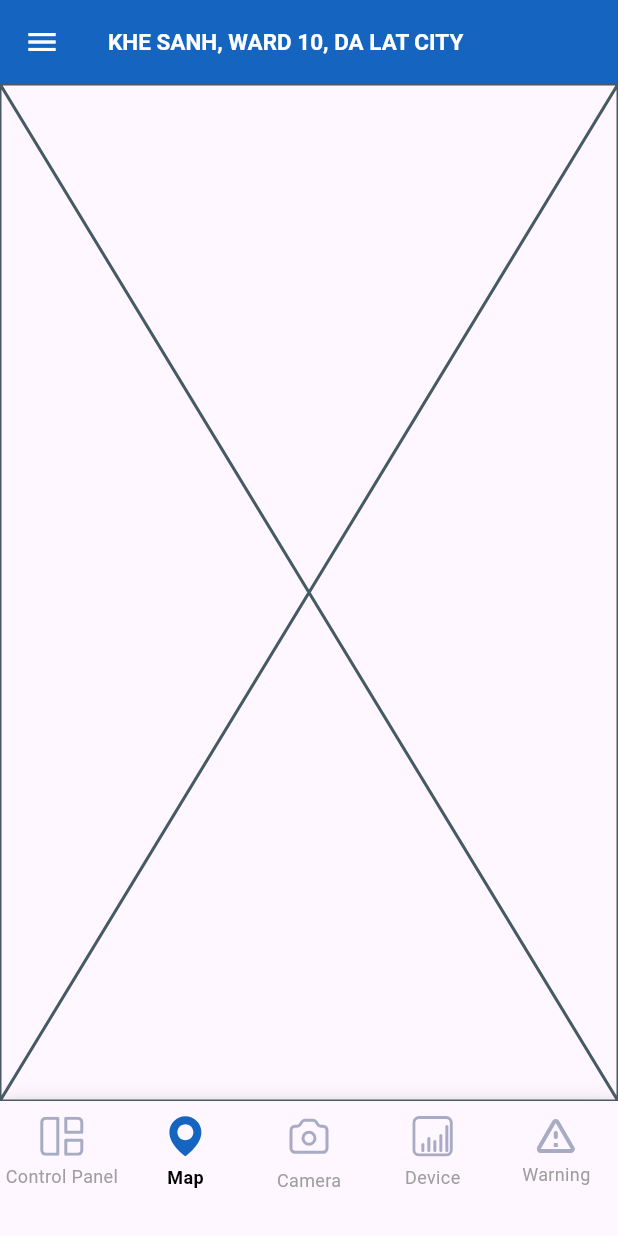
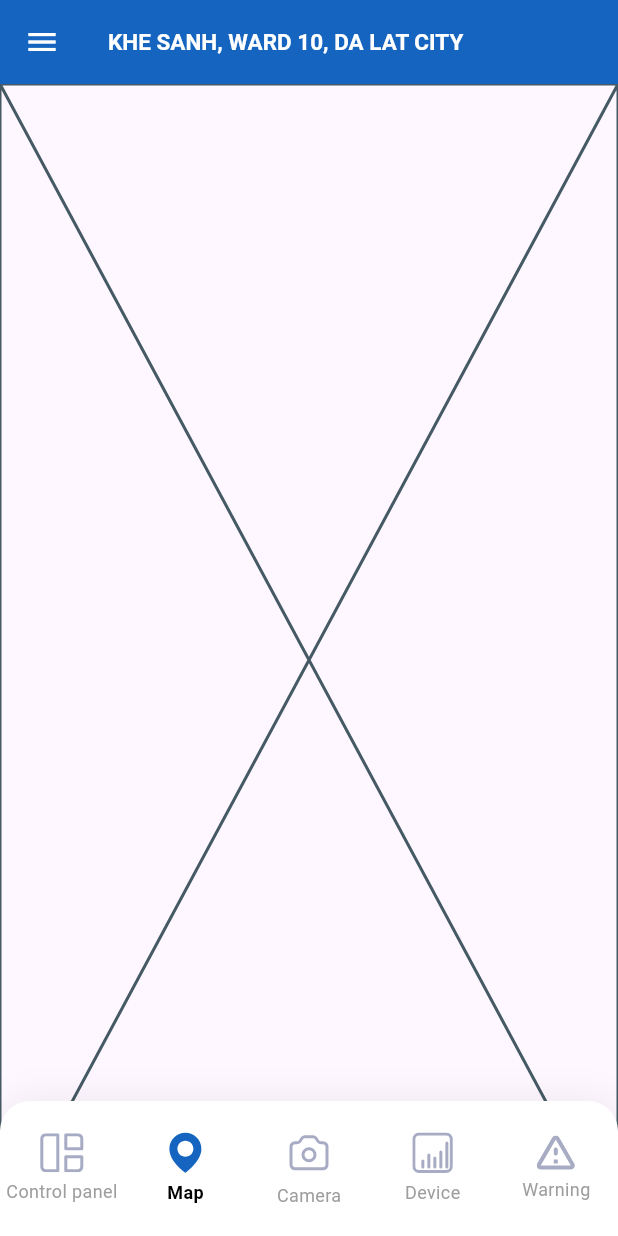
Before and after one commit to Leqdung1/ageo_app, a Flutter app: the HomeScreen screen opened directly, item 2 of the bottom bar chosen, on a phone screen of 412 x 824 dp. Run offline on Flutter 3.47's test engine with Material 3 defaults, Android fonts, the phone set to English and light mode, and no system bars; our stand-ins replace calendar_date_picker2, dio, flutter_secure_storage, flutter_svg, retry; accounts and stored records are empty.

Commit message:
rewrite home screen

```diff
--- a/lib/screens/device.dart
+++ b/lib/screens/device.dart
@@ -149,10 +149,11 @@ class _DeviceScreenState extends State<DeviceScreen> {
                       const EdgeInsets.symmetric(horizontal: 12, vertical: 15),
                   decoration: BoxDecoration(
                     color: _isSelected
-                        ? Color.fromRGBO(42, 98, 154, 1)
-                        : Color.fromRGBO(237, 235, 233, 1),
+                        ? const Color.fromRGBO(42, 98, 154, 1)
+                        : const Color.fromRGBO(237, 235, 233, 1),
                     borderRadius: BorderRadius.circular(15),
                   ),
+                  child: Center(
                     child: TextButton(
                       onPressed: () {
                         setState(() {
@@ -165,9 +166,11 @@ class _DeviceScreenState extends State<DeviceScreen> {
                           fontSize: 15,
                           color: _isSelected
                               ? Colors.white
-                              : Color.fromRGBO(135, 133, 131, 1),
+                              : const Color.fromRGBO(135, 133, 131, 1),
                           fontWeight:
-                              _isSelected ? FontWeight.bold : FontWeight.w500),
+                              _isSelected ? FontWeight.bold : FontWeight.w400,
+                        ),
+                      ),
                     ),
                   ),
                 );
--- a/lib/screens/home.dart
+++ /dev/null
@@ -1,189 +0,0 @@
-import 'package:ageo_app/components/menu_side_bar.dart';
-import 'package:ageo_app/screens/camera.dart';
-import 'package:ageo_app/screens/control_panel.dart';
-import 'package:ageo_app/screens/device.dart';
-import 'package:ageo_app/screens/map.dart';
-import 'package:ageo_app/screens/warn.dart';
-import 'package:flutter/material.dart';
-import 'package:flutter_svg/flutter_svg.dart';
-
-class HomeScreen extends StatefulWidget {
-  const HomeScreen({super.key});
-
-  @override
-  State<HomeScreen> createState() => _HomeScreenState();
-}
-
-class _HomeScreenState extends State<HomeScreen> {
-  int currentPageIndex = 0;
-
-  void _onItemTapped(int index) {
-    setState(() {
-      currentPageIndex = index;
-    });
-  }
-
-  @override
-  Widget build(BuildContext context) {
-    return Scaffold(
-      appBar: AppBar(
-        backgroundColor: const Color.fromRGBO(21, 101, 192, 1),
-        title: Text(
-          'KHE SANH, WARD 10, DA LAT CITY',
-          style: TextStyle(
-              fontSize: 15, color: Colors.white, fontWeight: FontWeight.bold),
-        ),
-        iconTheme: const IconThemeData(color: Colors.white),
-      ),
-      drawer: const NavigatorDrawer(),
-      body: IndexedStack(
-        index: currentPageIndex,
-        children: [
-          ControlPanelScreen(),
-          MapScreen(),
-          CameraScreen(),
-          DeviceScreen(),
-          WarningScreen(),
-        ],
-      ),
-      bottomNavigationBar: Container(
-        height: 90,
-        decoration: BoxDecoration(
-          borderRadius: const BorderRadius.only(
-            topLeft: Radius.circular(12),
-            topRight: Radius.circular(12),
-          ),
-          boxShadow: [
-            BoxShadow(
-              color: Colors.grey.withOpacity(0.16),
-              offset: const Offset(0, -3),
-              blurRadius: 10,
-            )
-          ],
-        ),
-        child: BottomNavigationBar(
-          currentIndex: currentPageIndex,
-          onTap: _onItemTapped,
-          items: [
-            BottomNavigationBarItem(
-              icon: Column(
-                children: [
-                  SvgPicture.asset(
-                    currentPageIndex == 0
-                        ? 'assets/icons/control_panel_fill.svg'
-                        : 'assets/icons/control_panel.svg',
-                  ),
-                  const SizedBox(height: 5),
-                  Text(
-                    'Control Panel',
-                    style: TextStyle(
-                      fontSize: 12,
-                      fontWeight: currentPageIndex == 0
-                          ? FontWeight.bold
-                          : FontWeight.normal,
-                      color: currentPageIndex == 0 ? Colors.black : Colors.grey,
-                    ),
-                  ),
-                ],
-              ),
-              label: '',
-            ),
-            BottomNavigationBarItem(
-              icon: Column(
-                children: [
-                  SvgPicture.asset(
-                    currentPageIndex == 1
-                        ? 'assets/icons/map_fill.svg'
-                        : 'assets/icons/map.svg',
-                  ),
-                  const SizedBox(height: 5),
-                  Text(
-                    'Map',
-                    style: TextStyle(
-                      fontSize: 12,
-                      fontWeight: currentPageIndex == 1
-                          ? FontWeight.bold
-                          : FontWeight.normal,
-                      color: currentPageIndex == 1 ? Colors.black : Colors.grey,
-                    ),
-                  ),
-                ],
-              ),
-              label: '',
-            ),
-            BottomNavigationBarItem(
-              icon: Column(
-                children: [
-                  SvgPicture.asset(
-                    currentPageIndex == 2
-                        ? 'assets/icons/Camera_fill.svg'
-                        : 'assets/icons/Camera.svg',
-                  ),
-                  const SizedBox(height: 5),
-                  Text(
-                    'Camera',
-                    style: TextStyle(
-                      fontSize: 12,
-                      fontWeight: currentPageIndex == 2
-                          ? FontWeight.bold
-                          : FontWeight.normal,
-                      color: currentPageIndex == 2 ? Colors.black : Colors.grey,
-                    ),
-                  ),
-                ],
-              ),
-              label: '',
-            ),
-            BottomNavigationBarItem(
-              icon: Column(
-                children: [
-                  SvgPicture.asset(
-                    currentPageIndex == 3
-                        ? 'assets/icons/thiet_bi_fill.svg'
-                        : 'assets/icons/thiet_bi.svg',
-                  ),
-                  const SizedBox(height: 5),
-                  Text(
-                    'Device',
-                    style: TextStyle(
-                      fontSize: 12,
-                      fontWeight: currentPageIndex == 3
-                          ? FontWeight.bold
-                          : FontWeight.normal,
-                      color: currentPageIndex == 3 ? Colors.black : Colors.grey,
-                    ),
-                  ),
-                ],
-              ),
-              label: '',
-            ),
-            BottomNavigationBarItem(
-              icon: Column(
-                children: [
-                  SvgPicture.asset(
-                    currentPageIndex == 4
-                        ? 'assets/icons/waring_fill.svg'
-                        : 'assets/icons/warning.svg',
-                  ),
-                  const SizedBox(height: 5),
-                  Text(
-                    'Warning',
-                    style: TextStyle(
-                      fontSize: 12,
-                      fontWeight: currentPageIndex == 4
-                          ? FontWeight.bold
-                          : FontWeight.normal,
-                      color: currentPageIndex == 4 ? Colors.black : Colors.grey,
-                    ),
-                  ),
-                ],
-              ),
-              label: '',
-            ),
-          ],
-          type: BottomNavigationBarType.fixed,
-        ),
-      ),
-    );
-  }
-}
--- /dev/null
+++ b/lib/screens/homeTest.dart
@@ -0,0 +1,134 @@
+import 'package:ageo_app/components/menu_side_bar.dart';
+import 'package:ageo_app/screens/camera.dart';
+import 'package:ageo_app/screens/control_panel.dart';
+import 'package:ageo_app/screens/device.dart';
+import 'package:ageo_app/screens/map.dart';
+import 'package:ageo_app/screens/warn.dart';
+import 'package:flutter/material.dart';
+import 'package:flutter_svg/flutter_svg.dart';
+
+class HomeScreen extends StatefulWidget {
+  const HomeScreen({Key? key}) : super(key: key);
+
+  @override
+  State<HomeScreen> createState() => _HomeScreenState();
+}
+
+class _HomeScreenState extends State<HomeScreen> {
+  int currentPageIndex = 0;
+
+  void _onItemTapped(int index) {
+    setState(() {
+      currentPageIndex = index;
+    });
+  }
+
+  @override
+  Widget build(BuildContext context) {
+    return Scaffold(
+      appBar: AppBar(
+        backgroundColor: const Color.fromRGBO(21, 101, 192, 1),
+        title: const Text(
+          'KHE SANH, WARD 10, DA LAT CITY',
+          style: TextStyle(
+            fontSize: 15,
+            color: Colors.white,
+            fontWeight: FontWeight.bold,
+          ),
+        ),
+        iconTheme: const IconThemeData(color: Colors.white),
+      ),
+      drawer: const NavigatorDrawer(),
+      body: Stack(
+        children: [
+          Positioned.fill(
+            child: IndexedStack(
+              index: currentPageIndex,
+              children: [
+                ControlPanelScreen(),
+                MapScreen(),
+                CameraScreen(),
+                DeviceScreen(),
+                WarningScreen(),
+              ],
+            ),
+          ),
+          Positioned(
+            bottom: 0,
+            left: 0,
+            right: 0,
+            child: _buildFloatingNavBar(),
+          ),
+        ],
+      ),
+    );
+  }
+
+  Widget _buildFloatingNavBar() {
+    return Container(
+      height: 90,
+      decoration: BoxDecoration(
+        color: Colors.white,
+        borderRadius: const BorderRadius.only(
+          topLeft: Radius.circular(20),
+          topRight: Radius.circular(20),
+        ),
+        boxShadow: [
+          BoxShadow(
+            color: Colors.black.withAlpha(16),
+            blurRadius: 20,
+            offset: Offset(1, -1),
+          ),
+        ],
+      ),
+      child: Row(
+        mainAxisAlignment: MainAxisAlignment.spaceAround,
+        children: [
+          _buildNavItem(0, 'assets/icons/control_panel.svg',
+              'assets/icons/control_panel_fill.svg', 'Control panel'),
+          _buildNavItem(
+              1, 'assets/icons/map.svg', 'assets/icons/map_fill.svg', 'Map'),
+          _buildNavItem(2, 'assets/icons/Camera.svg',
+              'assets/icons/Camera_fill.svg', 'Camera'),
+          _buildNavItem(3, 'assets/icons/thiet_bi.svg',
+              'assets/icons/thiet_bi_fill.svg', 'Device'),
+          _buildNavItem(4, 'assets/icons/warning.svg',
+              'assets/icons/waring_fill.svg', 'Warning'),
+        ],
+      ),
+    );
+  }
+
+  Widget _buildNavItem(
+      int index, String iconPath, String selectedIconPath, String label) {
+    bool isSelected = currentPageIndex == index;
+    return Expanded(
+      child: GestureDetector(
+        onTap: () {
+          setState(
+            () {
+              currentPageIndex = index;
+            },
+          );
+        },
+        child: Column(
+          mainAxisSize: MainAxisSize.min,
+          children: [
+            isSelected
+                ? SvgPicture.asset(selectedIconPath)
+                : SvgPicture.asset(iconPath),
+            const SizedBox(height: 4),
+            Text(
+              label,
+              style: TextStyle(
+                color: isSelected ? Colors.black : Colors.grey,
+                fontWeight: isSelected ? FontWeight.w600 : FontWeight.normal,
+                fontSize: 12,
+              ),
+            ),
+          ],
+        ),
+      ),
+    );
+  }
+}
--- a/lib/screens/login.dart
+++ b/lib/screens/login.dart
@@ -1,7 +1,7 @@
+import "package:ageo_app/screens/homeTest.dart";
 import "package:flutter/material.dart";
 import "package:flutter/services.dart";
 import 'package:flutter_svg/flutter_svg.dart';
-import 'package:ageo_app/screens/home.dart';
 import 'package:ageo_app/screens/forgot_password.dart';
 import "package:flutter_svg/svg.dart";
 
```
Lines whose indentation alone changed are shown as unchanged.
